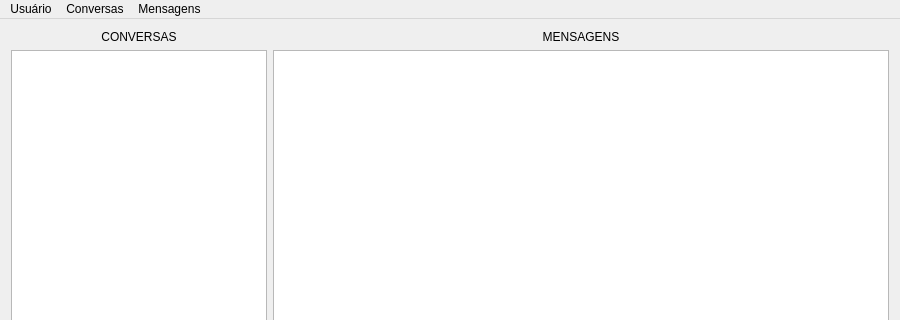
Before: the Qt Designer form WhatsProg_cliente/whatsprogmain.ui in macielbarbosa/WhatsProg, drawn with Qt 5; both pictures show x 0 to 900 and y 0 to 320 of the 900 by 700 pixel window.
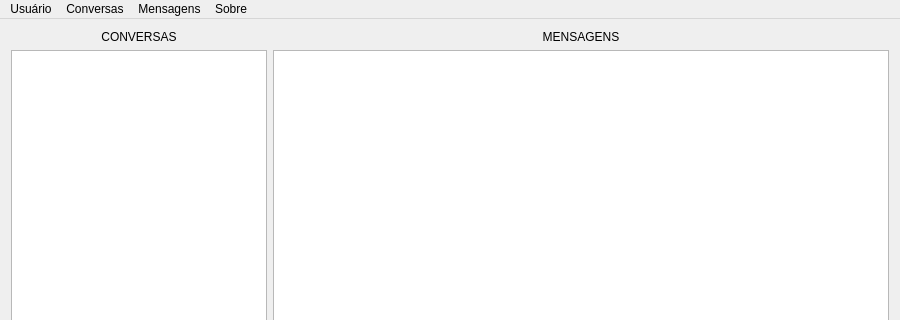
After: the same form once the commit is applied.

Patch:
```diff
--- a/WhatsProg_cliente/whatsprogmain.ui
+++ b/WhatsProg_cliente/whatsprogmain.ui
@@ -99,9 +99,17 @@
     </property>
     <addaction name="actionApagar_mensagens"/>
    </widget>
+   <widget class="QMenu" name="menuSobre">
+    <property name="title">
+     <string>Sobre</string>
+    </property>
+    <addaction name="actionWhatsProg"/>
+    <addaction name="actionQt_Creator"/>
+   </widget>
    <addaction name="menuUsu_rio"/>
    <addaction name="menuConversa"/>
    <addaction name="menuMensagens"/>
+   <addaction name="menuSobre"/>
   </widget>
   <widget class="QStatusBar" name="statusBar"/>
   <action name="actionNovo">
```
Left out of the diff: 25 changed lines with no effect on the pictures.
